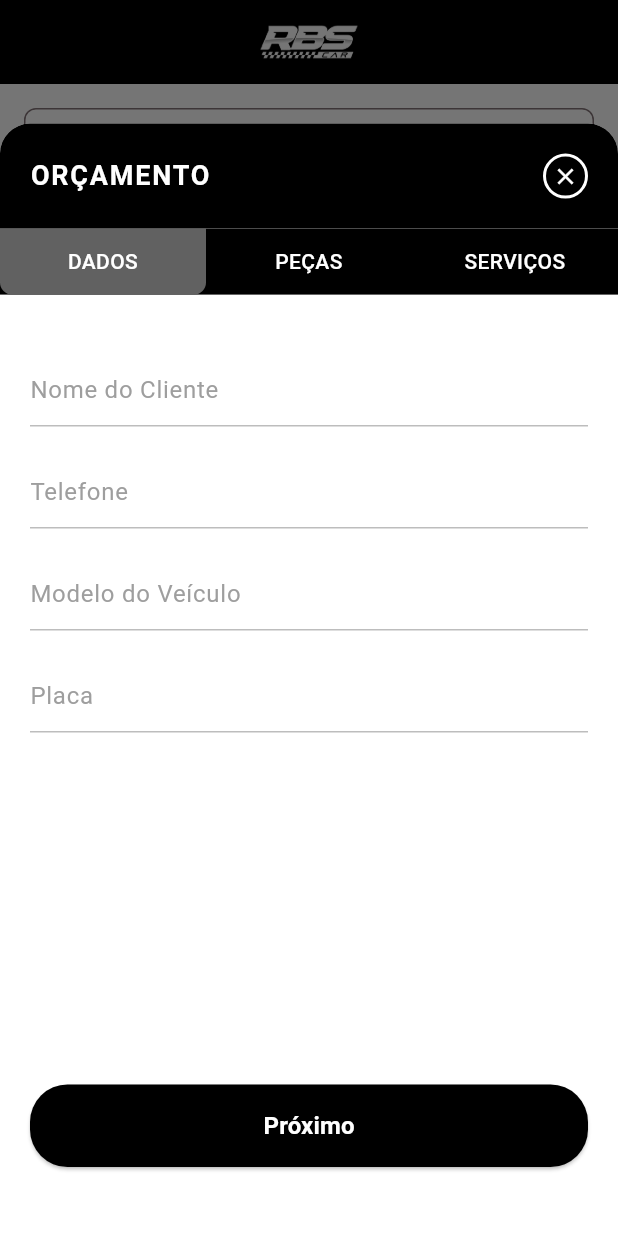
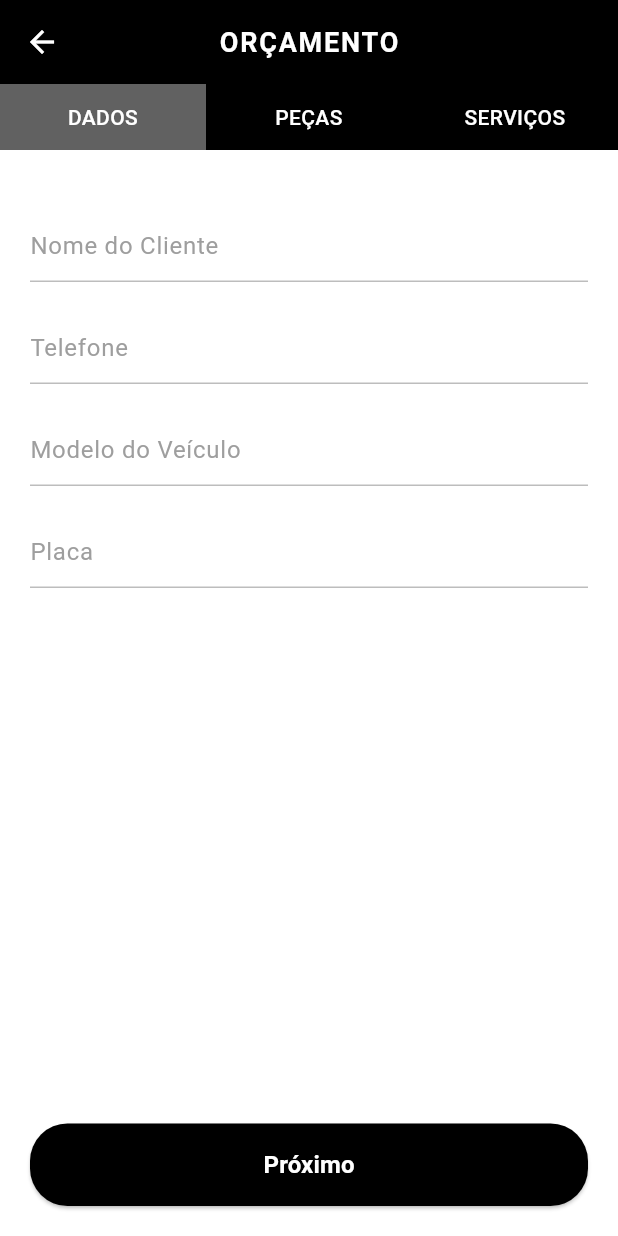
Before and after one commit to luizsimi/PI-5o-SEMESTRE-DSM, a Flutter app: the SearchScreen screen opened directly, item 3 of the bottom bar chosen, after a tap on "DADOS", on a phone screen of 412 x 824 dp. Run offline on Flutter 3.47's test engine with Material 3 defaults, Android fonts, the phone set to English and light mode, and no system bars; our stand-ins replace shared_preferences; accounts and stored records are empty.

Commit message:
feat: ajuste de components

```diff
--- a/frontend/lib/components/custom_app_bar.dart
+++ b/frontend/lib/components/custom_app_bar.dart
@@ -1,4 +1,5 @@
 import 'package:flutter/material.dart';
+import '../theme/colors.dart';
 
 class CustomAppBar extends StatelessWidget implements PreferredSizeWidget {
   final String title;
@@ -17,16 +18,16 @@ class CustomAppBar extends StatelessWidget implements PreferredSizeWidget {
   @override
   Widget build(BuildContext context) {
     return AppBar(
-      backgroundColor: const Color(0xFF000000),
+      backgroundColor: AppColors.primary,
       elevation: 0,
       leading: showBackButton
           ? IconButton(
-              icon: const Icon(Icons.arrow_back, color: Colors.white),
+              icon: const Icon(Icons.arrow_back, color: AppColors.white),
               onPressed: onBackPressed ?? () => Navigator.pop(context),
             )
           : null,
       title: showLogo
-          ? Container(
+          ? SizedBox(
               height: 80,
               child: Image.asset(
                 'assets/images/logo.png',
@@ -35,7 +36,7 @@ class CustomAppBar extends StatelessWidget implements PreferredSizeWidget {
                   return Text(
                     title,
                     style: const TextStyle(
-                      color: Colors.white,
+                      color: AppColors.white,
                       fontSize: 18,
                       fontWeight: FontWeight.w600,
                       letterSpacing: 1.2,
@@ -47,7 +48,7 @@ class CustomAppBar extends StatelessWidget implements PreferredSizeWidget {
           : Text(
               title,
               style: const TextStyle(
-                color: Colors.white,
+                color: AppColors.white,
                 fontSize: 18,
                 fontWeight: FontWeight.w600,
                 letterSpacing: 1.2,
--- /dev/null
+++ b/frontend/lib/screens/budget_screen.dart
@@ -0,0 +1,337 @@
+import 'package:flutter/material.dart';
+import '../components/custom_app_bar.dart';
+import '../components/custom_text_field.dart';
+import '../theme/colors.dart';
+
+class BudgetScreen extends StatefulWidget {
+  const BudgetScreen({super.key});
+
+  @override
+  State<BudgetScreen> createState() => _BudgetScreenState();
+}
+
+class _BudgetScreenState extends State<BudgetScreen> {
+  final TextEditingController _clientNameController = TextEditingController();
+  final TextEditingController _phoneController = TextEditingController();
+  final TextEditingController _vehicleModelController = TextEditingController();
+  final TextEditingController _plateController = TextEditingController();
+  final TextEditingController _serviceDescriptionController = TextEditingController();
+  final TextEditingController _serviceValueController = TextEditingController();
+  final TextEditingController _totalValueController = TextEditingController();
+
+  String _selectedServiceType = 'DADOS';
+
+  List<Map<String, TextEditingController>> _partsList = [];
+
+  @override
+  void dispose() {
+    _clientNameController.dispose();
+    _phoneController.dispose();
+    _vehicleModelController.dispose();
+    _plateController.dispose();
+    _serviceDescriptionController.dispose();
+    _serviceValueController.dispose();
+    _totalValueController.dispose();
+
+    for (var part in _partsList) {
+      part['name']?.dispose();
+      part['value']?.dispose();
+    }
+
+    super.dispose();
+  }
+
+  void _addPart() {
+    setState(() {
+      _partsList.add({
+        'name': TextEditingController(),
+        'value': TextEditingController(),
+      });
+    });
+  }
+
+  void _removePart(int index) {
+    setState(() {
+      _partsList[index]['name']?.dispose();
+      _partsList[index]['value']?.dispose();
+      _partsList.removeAt(index);
+    });
+    _calculateTotal();
+  }
+
+  void _calculateTotal() {
+    double totalPartsValue = 0.0;
+
+    for (var part in _partsList) {
+      String valueText = part['value']?.text ?? '';
+      double partValue = double.tryParse(valueText.replaceAll('R\$', '').replaceAll(',', '.')) ?? 0.0;
+      totalPartsValue += partValue;
+    }
+
+    double serviceValue = double.tryParse(_serviceValueController.text.replaceAll('R\$', '').replaceAll(',', '.')) ?? 0.0;
+    double total = totalPartsValue + serviceValue;
+    _totalValueController.text = 'R\$ ${total.toStringAsFixed(2).replaceAll('.', ',')}';
+  }
+
+  @override
+  Widget build(BuildContext context) {
+    return Scaffold(
+      backgroundColor: AppColors.white,
+      appBar: const CustomAppBar(
+        title: 'ORÇAMENTO',
+        showBackButton: true,
+      ),
+      body: Column(
+        children: [
+          Container(
+            color: AppColors.primary,
+            child: Row(
+              children: [
+                Expanded(
+                  child: GestureDetector(
+                    onTap: () {
+                      setState(() {
+                        _selectedServiceType = 'DADOS';
+                      });
+                    },
+                    child: Container(
+                      padding: const EdgeInsets.symmetric(vertical: 12),
+                      decoration: BoxDecoration(
+                        color: _selectedServiceType == 'DADOS' ? Colors.grey[700] : Colors.transparent,
+                      ),
+                      child: const Text(
+                        'DADOS',
+                        textAlign: TextAlign.center,
+                        style: TextStyle(
+                          color: AppColors.white,
+                          fontSize: 14,
+                          fontWeight: FontWeight.w500,
+                        ),
+                      ),
+                    ),
+                  ),
+                ),
+                Expanded(
+                  child: GestureDetector(
+                    onTap: () {
+                      setState(() {
+                        _selectedServiceType = 'PEÇAS';
+                      });
+                    },
+                    child: Container(
+                      padding: const EdgeInsets.symmetric(vertical: 12),
+                      decoration: BoxDecoration(
+                        color: _selectedServiceType == 'PEÇAS' ? Colors.grey[700] : Colors.transparent,
+                      ),
+                      child: const Text(
+                        'PEÇAS',
+                        textAlign: TextAlign.center,
+                        style: TextStyle(
+                          color: AppColors.white,
+                          fontSize: 14,
+                          fontWeight: FontWeight.w500,
+                        ),
+                      ),
+                    ),
+                  ),
+                ),
+                Expanded(
+                  child: GestureDetector(
+                    onTap: () {
+                      setState(() {
+                        _selectedServiceType = 'SERVIÇOS';
+                      });
+                    },
+                    child: Container(
+                      padding: const EdgeInsets.symmetric(vertical: 12),
+                      decoration: BoxDecoration(
+                        color: _selectedServiceType == 'SERVIÇOS' ? Colors.grey[700] : Colors.transparent,
+                      ),
+                      child: const Text(
+                        'SERVIÇOS',
+                        textAlign: TextAlign.center,
+                        style: TextStyle(
+                          color: AppColors.white,
+                          fontSize: 14,
+                          fontWeight: FontWeight.w500,
+                        ),
+                      ),
+                    ),
+                  ),
+                ),
+              ],
+            ),
+          ),
+          Expanded(
+            child: Padding(
+              padding: const EdgeInsets.all(20),
+              child: Column(
+                children: [
+                  Expanded(
+                    child: SingleChildScrollView(
+                      child: Column(
+                        children: [
+                          const SizedBox(height: 20),
+                          if (_selectedServiceType == 'DADOS') ...[
+                            CustomTextField(
+                              label: 'Nome do Cliente',
+                              controller: _clientNameController,
+                            ),
+                            const SizedBox(height: 20),
+                            CustomTextField(
+                              label: 'Telefone',
+                              controller: _phoneController,
+                              keyboardType: TextInputType.phone,
+                            ),
+                            const SizedBox(height: 20),
+                            CustomTextField(
+                              label: 'Modelo do Veículo',
+                              controller: _vehicleModelController,
+                            ),
+                            const SizedBox(height: 20),
+                            CustomTextField(
+                              label: 'Placa',
+                              controller: _plateController,
+                            ),
+                          ] else if (_selectedServiceType == 'PEÇAS') ...[
+                            ..._partsList.asMap().entries.map((entry) {
+                              int index = entry.key;
+                              Map<String, TextEditingController> part = entry.value;
+
+                              return Container(
+                                margin: const EdgeInsets.only(bottom: 16),
+                                padding: const EdgeInsets.all(16),
+                                decoration: BoxDecoration(
+                                  color: AppColors.secondary,
+                                  borderRadius: BorderRadius.circular(12),
+                                  border: Border.all(color: Colors.grey[300]!),
+                                ),
+                                child: Column(
+                                  children: [
+                                    Row(
+                                      mainAxisAlignment: MainAxisAlignment.spaceBetween,
+                                      children: [
+                                        Text(
+                                          'Peça ${index + 1}',
+                                          style: const TextStyle(
+                                            fontWeight: FontWeight.bold,
+                                            fontSize: 16,
+                                          ),
+                                        ),
+                                        if (_partsList.length > 1)
+                                          IconButton(
+                                            onPressed: () => _removePart(index),
+                                            icon: const Icon(
+                                              Icons.delete_outline,
+                                              color: Colors.red,
+                                            ),
+                                          ),
+                                      ],
+                                    ),
+                                    const SizedBox(height: 12),
+                                    CustomTextField(
+                                      label: 'Nome da Peça',
+                                      controller: part['name']!,
+                                    ),
+                                    const SizedBox(height: 12),
+                                    CustomTextField(
+                                      label: 'Valor da Peça',
+                                      controller: part['value']!,
+                                      keyboardType: TextInputType.numberWithOptions(decimal: true),
+                                      onChanged: (value) => _calculateTotal(),
+                                    ),
+                                  ],
+                                ),
+                              );
+                            }).toList(),
+                            Container(
+                              width: double.infinity,
+                              margin: const EdgeInsets.only(bottom: 20),
+                              child: ElevatedButton.icon(
+                                onPressed: _addPart,
+                                icon: const Icon(Icons.add, color: AppColors.white),
+                                label: const Text(
+                                  'Adicionar Item',
+                                  style: TextStyle(
+                                    color: AppColors.white,
+                                    fontWeight: FontWeight.bold,
+                                  ),
+                                ),
+                                style: ElevatedButton.styleFrom(
+                                  backgroundColor: AppColors.primary,
+                                  padding: const EdgeInsets.symmetric(vertical: 16),
+                                  shape: RoundedRectangleBorder(
+                                    borderRadius: BorderRadius.circular(12),
+                                  ),
+                                ),
+                              ),
+                            ),
+                          ] else if (_selectedServiceType == 'SERVIÇOS') ...[
+                            CustomTextField(
+                              label: 'Digite qual tipo de serviço',
+                              controller: _serviceDescriptionController,
+                            ),
+                            const SizedBox(height: 20),
+                            CustomTextField(
+                              label: 'Valor do Serviço',
+                              controller: _serviceValueController,
+                              keyboardType: TextInputType.numberWithOptions(decimal: true),
+                              onChanged: (value) => _calculateTotal(),
+                            ),
+                            const SizedBox(height: 20),
+                            CustomTextField(
+                              label: 'Valor Total',
+                              controller: _totalValueController,
+                              enabled: false,
+                            ),
+                          ],
+                          const SizedBox(height: 40),
+                        ],
+                      ),
+                    ),
+                  ),
+                  SizedBox(
+                    width: double.infinity,
+                    child: ElevatedButton(
+                      onPressed: () {
+                        if (_selectedServiceType == 'DADOS') {
+                          setState(() {
+                            _selectedServiceType = 'PEÇAS';
+                          });
+                        } else if (_selectedServiceType == 'PEÇAS') {
+                          setState(() {
+                            _selectedServiceType = 'SERVIÇOS';
+                          });
+                        } else {
+                          ScaffoldMessenger.of(context).showSnackBar(
+                            const SnackBar(content: Text('Orçamento salvo com sucesso!')),
+                          );
+                          Navigator.pop(context);
+                        }
+                      },
+                      style: ElevatedButton.styleFrom(
+                        backgroundColor: AppColors.primary,
+                        padding: const EdgeInsets.symmetric(vertical: 16),
+                        shape: RoundedRectangleBorder(
+                          borderRadius: BorderRadius.circular(25),
+                        ),
+                      ),
+                      child: Text(
+                        _selectedServiceType == 'SERVIÇOS' ? 'Salvar' : 'Próximo',
+                        style: const TextStyle(
+                          color: AppColors.white,
+                          fontSize: 16,
+                          fontWeight: FontWeight.w600,
+                        ),
+                      ),
+                    ),
+                  ),
+                ],
+              ),
+            ),
+          ),
+        ],
+      ),
+    );
+  }
+}
--- a/frontend/lib/screens/search_screen.dart
+++ b/frontend/lib/screens/search_screen.dart
@@ -1,9 +1,10 @@
 import 'package:flutter/material.dart';
 import '../components/custom_app_bar.dart';
 import '../components/custom_bottom_navigation.dart';
-import '../components/budget_modal.dart';
+import '../theme/colors.dart';
 import 'home_screen.dart';
 import 'meus_dados_screen.dart';
+import 'budget_screen.dart';
 
 class SearchScreen extends StatefulWidget {
   const SearchScreen({super.key});
@@ -105,7 +106,7 @@ class _SearchScreenState extends State<SearchScreen> {
   @override
   Widget build(BuildContext context) {
     return Scaffold(
-      backgroundColor: Colors.white,
+      backgroundColor: AppColors.white,
       appBar: const CustomAppBar(
         title: 'PESQUISAR',
         showBackButton: false,
@@ -305,15 +306,10 @@ class _SearchScreenState extends State<SearchScreen> {
 
           // Navegação direta - Search (index 1) já está na tela atual
 
-          // Navegação para o modal de orçamento quando clicar no botão +
           if (index == 2) {
-            showModalBottomSheet(
-              context: context,
-              isScrollControlled: true,
-              backgroundColor: Colors.transparent,
-              builder: (BuildContext context) {
-                return const BudgetModal();
-              },
+            Navigator.push(
+              context,
+              MaterialPageRoute(builder: (context) => const BudgetScreen()),
             );
           }
 
```
Also changed, not shown: frontend/lib/screens/meus_dados_screen.dart (+8 -12 lines), frontend/lib/screens/service_details_screen.dart (added, +314 -0 lines).
